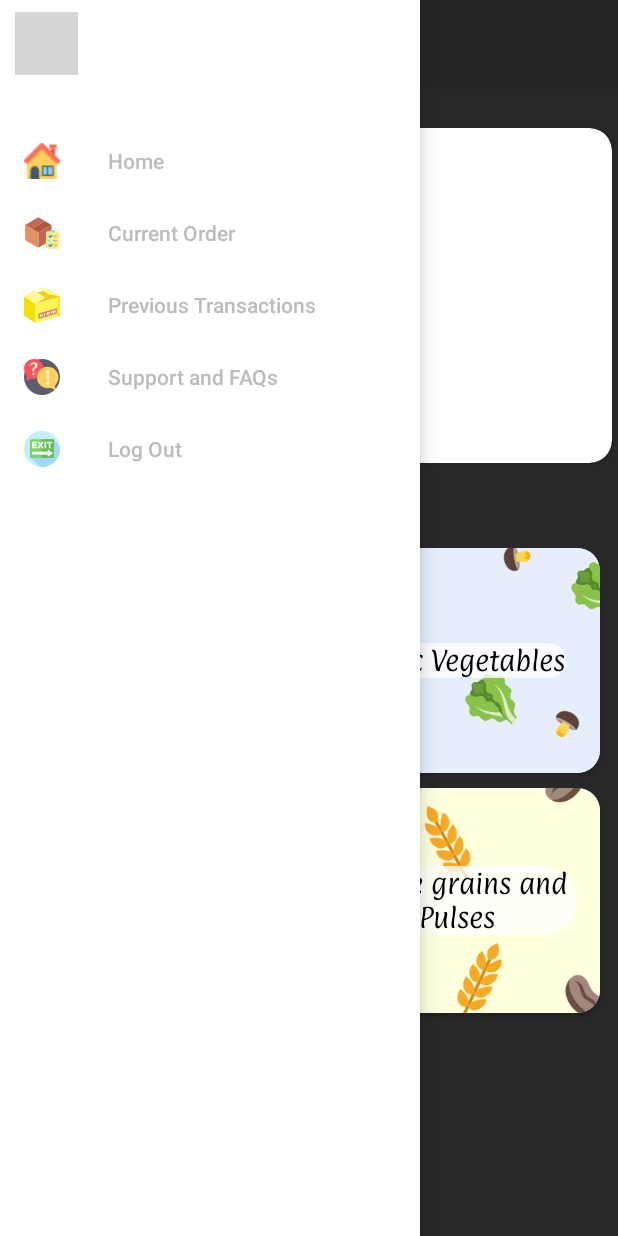
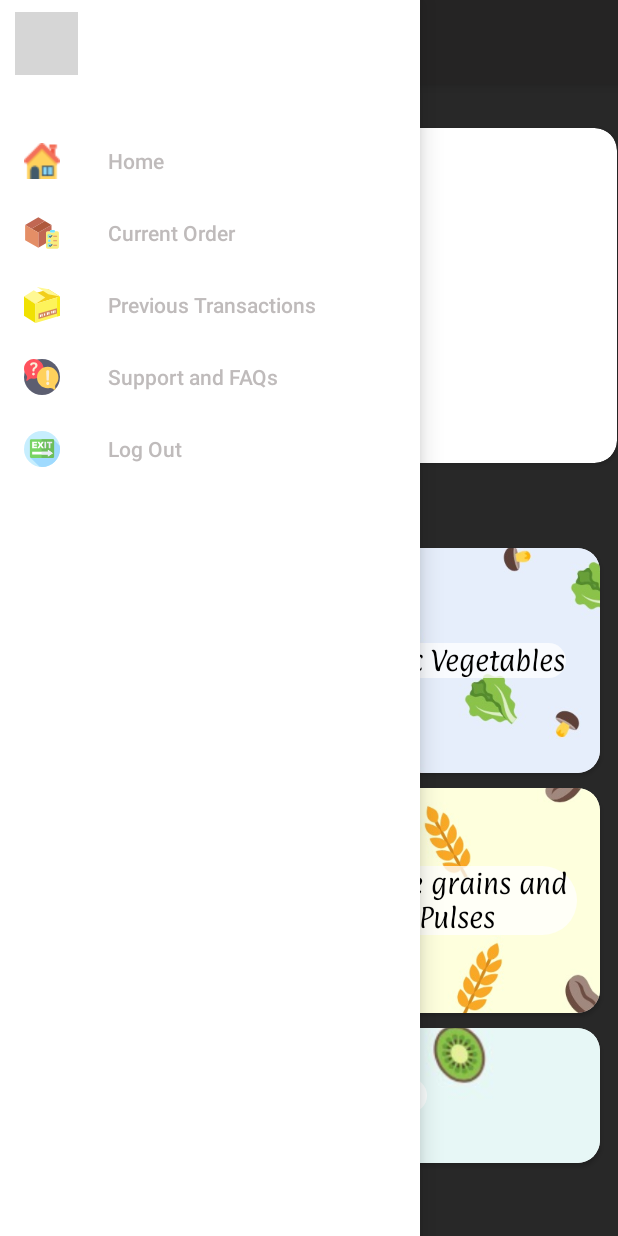
Before and after one commit to aniketbote/food-grain-app, an Android app: the IndexActivity screen opened directly, with no data from a screen before it, with the side drawer open, on a phone screen of 412 x 824 dp. Run offline under Robolectric (Android 15) with nearby library versions, the phone set to English and light mode, and no system bars; our stand-ins replace CircleImageView; libraries missing offline, so code that uses them is left out: com.synnapps.carouselview; plain views replace CarouselView; Roboto replaces fonts that are not available here; 8 statements that could not run were skipped; grey boxes are pictures that could not be loaded.

Commit message:
Carousel click listener

```diff
--- a/FF/app/src/main/java/com/example/farmfresh/IndexActivity.kt
+++ b/FF/app/src/main/java/com/example/farmfresh/IndexActivity.kt
@@ -4,13 +4,13 @@ import android.content.Context
 import android.content.Intent
 import android.os.Bundle
 import android.util.Log
-import android.view.Menu
 import android.view.MenuItem
 import android.view.View
 import android.widget.ImageView
 import android.widget.TextView
 import androidx.appcompat.app.ActionBarDrawerToggle
 import androidx.appcompat.app.AppCompatActivity
+import androidx.cardview.widget.CardView
 import androidx.core.view.GravityCompat
 import com.bumptech.glide.Glide
 import com.google.android.material.navigation.NavigationView
@@ -22,16 +22,10 @@ import kotlinx.android.synthetic.main.activity_toolbar.*
 
 
 class IndexActivity : AppCompatActivity(),NavigationView.OnNavigationItemSelectedListener{
-
-    var sampleImages = arrayOf(R.drawable.delivering,R.drawable.strawberry,R.drawable.greens)
-
+    lateinit var featureImageList:List<String>
     override fun onCreate(savedInstanceState: Bundle?) {
         super.onCreate(savedInstanceState)
         setContentView(R.layout.activity_index)
-
-       val carouselview:CarouselView = findViewById(R.id.carousel_index)
-        carouselview.setPageCount(sampleImages.size)
-        carouselview.setImageListener(imageListener)
 
         val token = getSharedPreferences("UserSharedPreferences", Context.MODE_PRIVATE)
         val name = token.getString("name","")
@@ -54,8 +48,9 @@ class IndexActivity : AppCompatActivity(),NavigationView.OnNavigationItemSelecte
         Glide.with(this).load("${photoUrl}").into(imageView)
         Log.d("IndexActivity","Image Loaded On Nav Bar")
 
+
         val allDataObj = intent.getSerializableExtra("dataObj") as initData
-        val featureImageList = allDataObj.featureList
+        featureImageList = allDataObj.featureList
         val exoticVegetable = allDataObj.finalHash.getValue("Exotic_Vegetables")[0].getValue("Name")
         Log.d("IndexActivity","${featureImageList[0]}")
         Log.d("IndexActivity","${exoticVegetable}")
@@ -91,6 +86,14 @@ class IndexActivity : AppCompatActivity(),NavigationView.OnNavigationItemSelecte
 
         nav_activity_index.setNavigationItemSelectedListener(this)
 
+        val carouselview:CarouselView = findViewById(R.id.carousel_index)
+        carouselview.setPageCount(featureImageList.size)
+        carouselview.setImageListener(imageListener)
+
+        val card_index = findViewById<CardView>(R.id.card_index)
+        card_index.setOnClickListener {
+            Log.d("IndexActivity","${carouselview.getTag()}")
+        }
 
 
     }
@@ -98,7 +101,10 @@ class IndexActivity : AppCompatActivity(),NavigationView.OnNavigationItemSelecte
     var imageListener: ImageListener = object : ImageListener
     {
         override fun setImageForPosition(position: Int, imageView: ImageView?) {
-            imageView?.setImageResource(sampleImages[position])
+            if (imageView != null) {
+                Glide.with(this@IndexActivity).load("${featureImageList[position]}").into(imageView)
+                imageView.setTag("image${position}")
+            }
         }
     }
 
--- a/FF/app/src/main/res/layout/activity_index.xml
+++ b/FF/app/src/main/res/layout/activity_index.xml
@@ -22,8 +22,10 @@
         android:orientation="vertical">
 
         <androidx.cardview.widget.CardView
+            android:id="@+id/card_index"
             android:layout_width="408sp"
             android:layout_height="223dp"
+            android:layout_marginLeft="3sp"
             android:layout_marginTop="30sp"
             app:cardCornerRadius="15sp">
             >
@@ -34,8 +36,8 @@
                 android:layout_height="match_parent"
                 app:fillColor="#FFFF"
                 app:indicatorGravity="center_horizontal"
-                app:pageColor="@android:color/black"
-                app:radius="5sp"
+                app:pageColor="@android:color/darker_gray"
+                app:radius="3sp"
                 app:slideInterval="3000"
                 app:strokeColor="@color/color2"
                 app:strokeWidth="1sp"></com.synnapps.carouselview.CarouselView>
@@ -94,7 +96,7 @@
                 android:layout_height="150sp"
                 android:layout_below="@id/veg_index"
                 android:scaleType="centerCrop"
-                android:src="@drawable/fruits" />
+                android:src="@drawable/fruits_normal" />
 
             <TextView
                 android:layout_width="98dp"
@@ -164,6 +166,35 @@
                 android:textSize="16sp" />
         </androidx.cardview.widget.CardView>
 
+        <androidx.cardview.widget.CardView
+            android:layout_width="390sp"
+            android:layout_height="90sp"
+            android:layout_marginLeft="10sp"
+            android:layout_marginTop="630sp"
+            android:elevation="3sp"
+            app:cardCornerRadius="15sp">
+
+            <ImageView
+                android:id="@+id/fruitsexotic_index"
+                android:layout_width="390sp"
+                android:layout_height="90sp"
+                android:scaleType="centerCrop"
+                android:src="@drawable/fruits" />
+
+            <TextView
+                android:layout_width="159dp"
+                android:layout_height="wrap_content"
+                android:layout_gravity="center"
+                android:background="@drawable/gridtext"
+                android:fontFamily="@font/paprika"
+                android:text="Exotic Fruits"
+                android:textAlignment="center"
+                android:textColor="@android:color/black"
+                android:textSize="16sp" />
+        </androidx.cardview.widget.CardView>
+
+
+
 
     </RelativeLayout>
 
```
Also changed, not shown: FF/app/src/main/res/drawable/fruits_normal.jpg (added).
